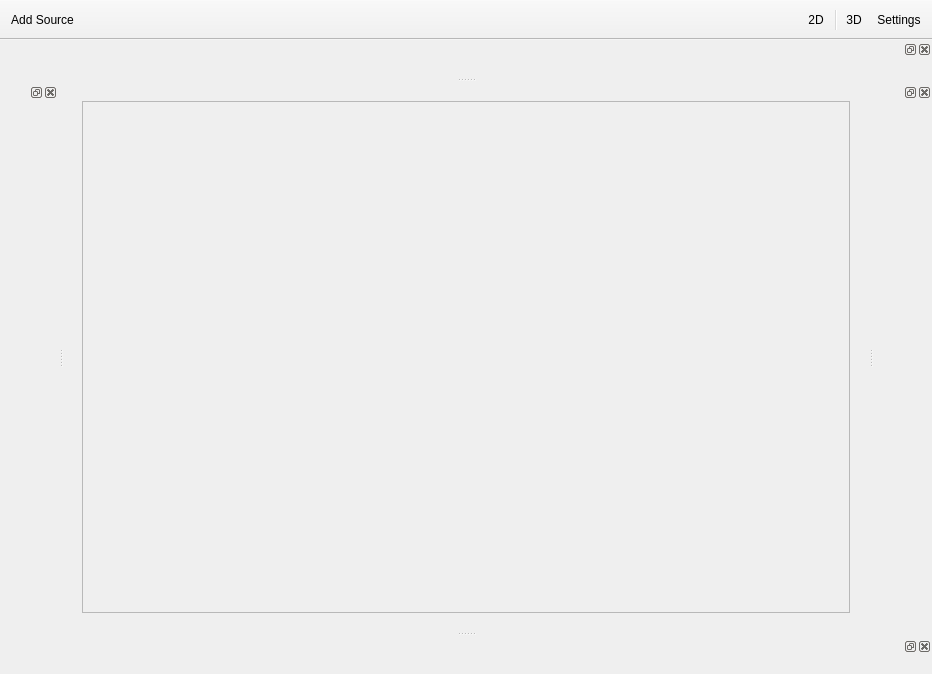
This is applications/viewer/radiumViewer6/MainWindow.ui in T-PLAY/hub as Qt 5 draws it before an edit. The edited form follows.
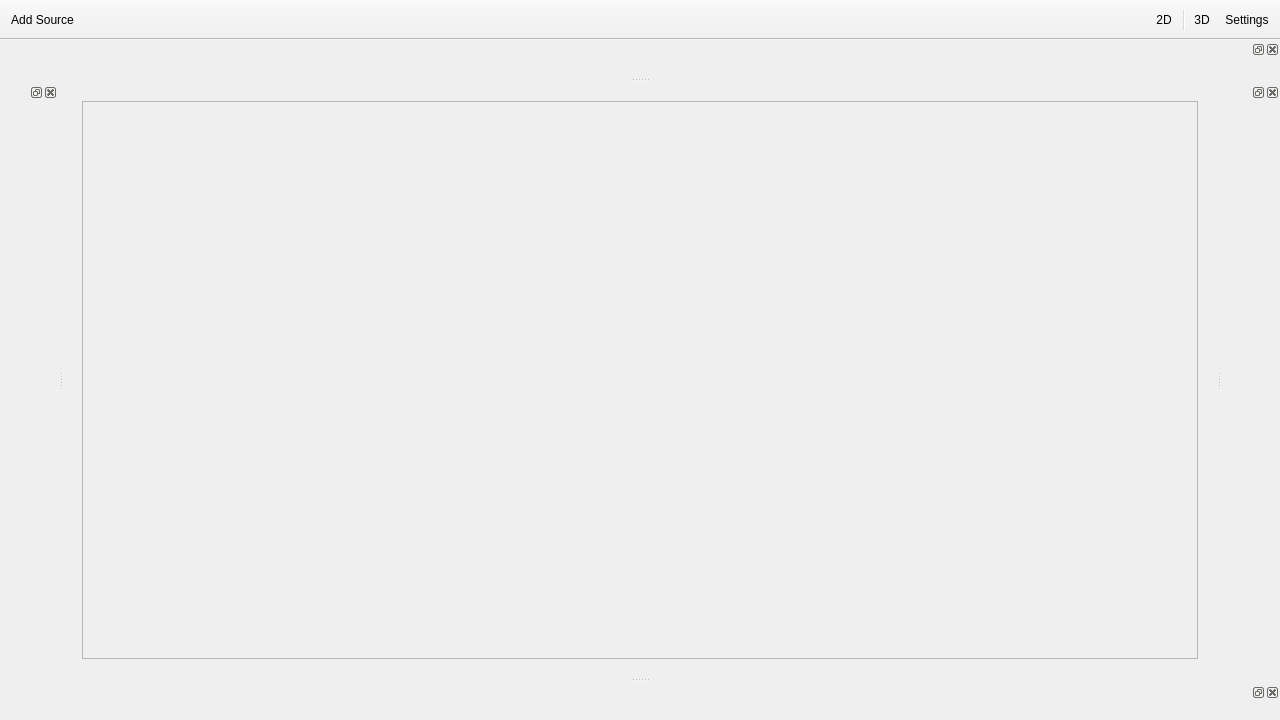
This is the edited form. Custom widgets are drawn as their Qt base class.

What changed in the file:
```diff
--- a/applications/viewer/radiumViewer6/MainWindow.ui
+++ b/applications/viewer/radiumViewer6/MainWindow.ui
@@ -9,8 +9,8 @@
    <rect>
     <x>0</x>
     <y>0</y>
-    <width>932</width>
-    <height>674</height>
+    <width>1280</width>
+    <height>720</height>
    </rect>
   </property>
   <property name="windowTitle">
@@ -201,8 +201,8 @@
   <widget class="QDockWidget" name="dockWidget_right">
    <property name="minimumSize">
     <size>
-     <width>0</width>
-     <height>0</height>
+     <width>58</width>
+     <height>35</height>
     </size>
    </property>
    <attribute name="dockWidgetArea">
```
